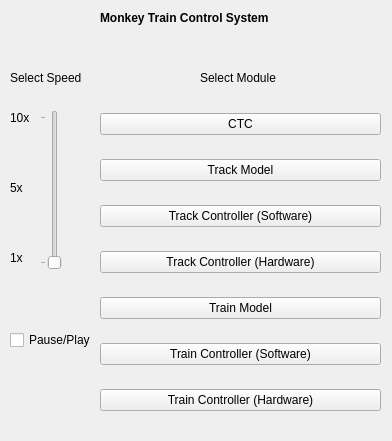
Qt form ui_files/Home.ui (cerfort2/1140) before a commit.
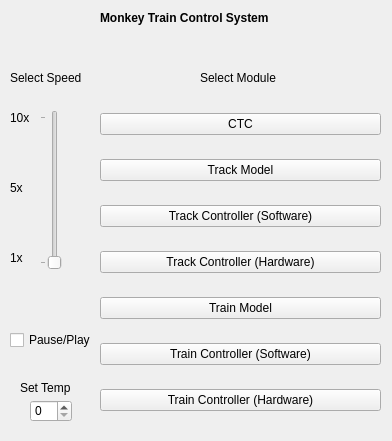
The same form after that commit.

```diff
--- a/ui_files/Home.ui
+++ b/ui_files/Home.ui
@@ -201,6 +201,29 @@
     <string>5x</string>
    </property>
   </widget>
+  <widget class="QSpinBox" name="spinBox">
+   <property name="geometry">
+    <rect>
+     <x>30</x>
+     <y>400</y>
+     <width>42</width>
+     <height>22</height>
+    </rect>
+   </property>
+  </widget>
+  <widget class="QLabel" name="label_7">
+   <property name="geometry">
+    <rect>
+     <x>20</x>
+     <y>380</y>
+     <width>58</width>
+     <height>16</height>
+    </rect>
+   </property>
+   <property name="text">
+    <string>Set Temp</string>
+   </property>
+  </widget>
  </widget>
  <resources/>
  <connections/>
```
